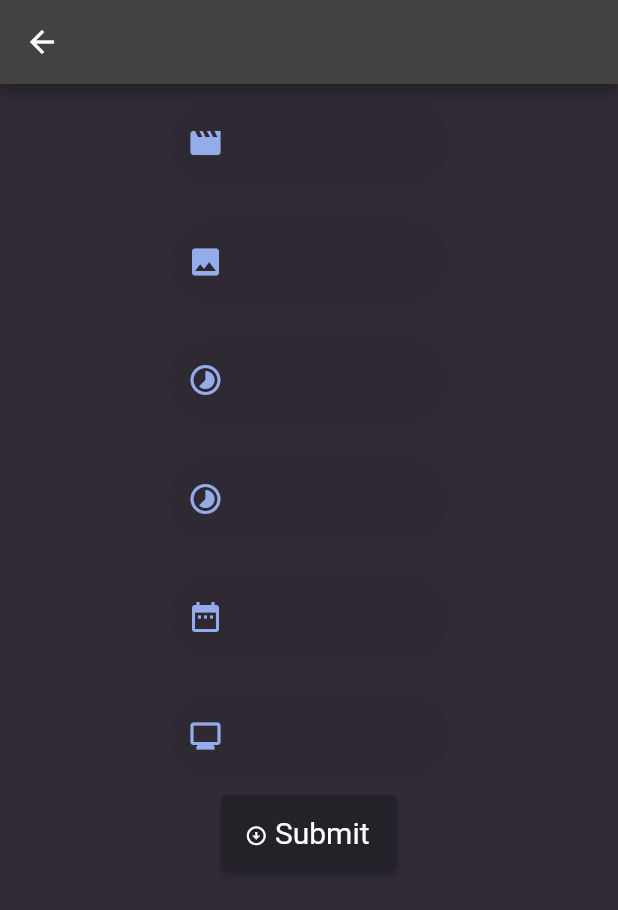
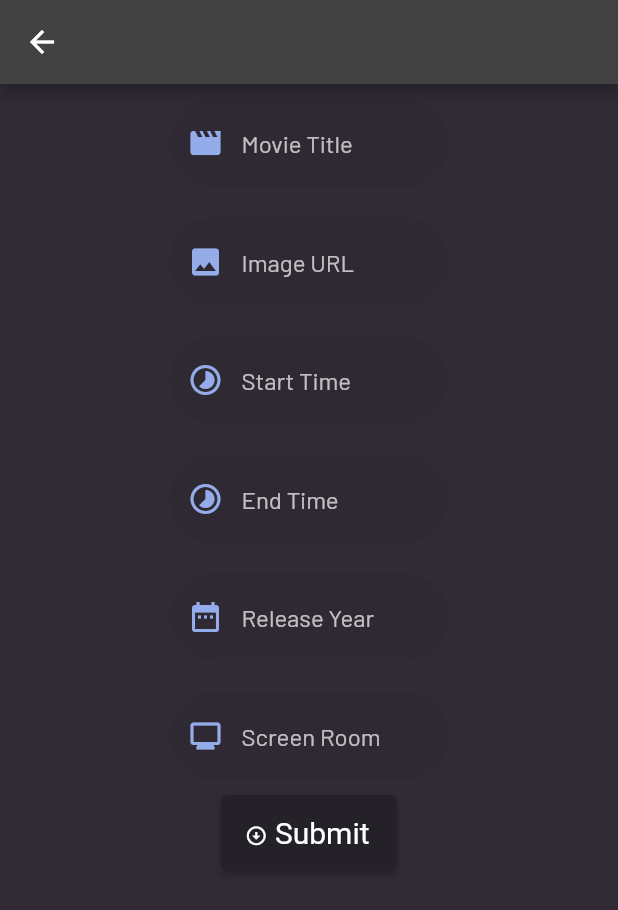
Before and after one commit to Fat7y99/Cinema-Reservation-WE-MAX, a Flutter app: the MovieInsertPage screen opened directly, on a phone screen of 412 x 824 dp. Shown: the top 910 px of the screen. Run offline on Flutter 3.47's test engine with Material 2 defaults, Android fonts, the phone set to English and light mode, and no system bars; our stand-ins replace google_fonts, rflutter_alert.

```diff
--- a/lib/screens/movie_edit.dart
+++ b/lib/screens/movie_edit.dart
@@ -54,6 +54,10 @@ class _MovieEditPageState extends State<MovieEditPage> {
                       // initialValue: title,
                       controller: titleController,
                       decoration: InputDecoration(
+                          hintText: 'Movie Title',
+                          hintStyle: TextStyle(
+                            color: Colors.white70,
+                          ),
                           enabledBorder: OutlineInputBorder(
                             borderSide: BorderSide(color: Colors.transparent),
                             borderRadius: BorderRadius.all(Radius.circular(30)),
@@ -81,6 +85,10 @@ class _MovieEditPageState extends State<MovieEditPage> {
                       // initialValue: imageURL,
                       controller: imageController,
                       decoration: InputDecoration(
+                          hintText: 'Image URL',
+                          hintStyle: TextStyle(
+                            color: Colors.white70,
+                          ),
                           enabledBorder: OutlineInputBorder(
                             borderSide: BorderSide(color: Colors.transparent),
                             borderRadius: BorderRadius.all(Radius.circular(30)),
@@ -108,6 +116,10 @@ class _MovieEditPageState extends State<MovieEditPage> {
                       // initialValue: startTime,
                       controller: startController,
                       decoration: InputDecoration(
+                          hintText: 'Start Time',
+                          hintStyle: TextStyle(
+                            color: Colors.white70,
+                          ),
                           enabledBorder: OutlineInputBorder(
                             borderSide: BorderSide(color: Colors.transparent),
                             borderRadius: BorderRadius.all(Radius.circular(30)),
@@ -135,6 +147,10 @@ class _MovieEditPageState extends State<MovieEditPage> {
                       // initialValue: endTime,
                       controller: endController,
                       decoration: InputDecoration(
+                          hintText: 'End Time',
+                          hintStyle: TextStyle(
+                            color: Colors.white70,
+                          ),
                           enabledBorder: OutlineInputBorder(
                             borderSide: BorderSide(color: Colors.transparent),
                             borderRadius: BorderRadius.all(Radius.circular(30)),
@@ -162,6 +178,10 @@ class _MovieEditPageState extends State<MovieEditPage> {
                       // initialValue: year,
                       controller: dateController,
                       decoration: InputDecoration(
+                          hintText: 'Release Year',
+                          hintStyle: TextStyle(
+                            color: Colors.white70,
+                          ),
                           enabledBorder: OutlineInputBorder(
                             borderSide: BorderSide(color: Colors.transparent),
                             borderRadius: BorderRadius.all(Radius.circular(30)),
@@ -189,6 +209,10 @@ class _MovieEditPageState extends State<MovieEditPage> {
                       // initialValue: screenRoom,
                       controller: screenController,
                       decoration: InputDecoration(
+                          hintText: 'Screen Room',
+                          hintStyle: TextStyle(
+                            color: Colors.white70,
+                          ),
                           enabledBorder: OutlineInputBorder(
                             borderSide: BorderSide(color: Colors.transparent),
                             borderRadius: BorderRadius.all(Radius.circular(30)),
--- a/lib/screens/movie_insert.dart
+++ b/lib/screens/movie_insert.dart
@@ -49,6 +49,10 @@ class _MovieInsertPageState extends State<MovieInsertPage> {
                       // initialValue: title,
                       controller: titleController,
                       decoration: InputDecoration(
+                          hintText: 'Movie Title',
+                          hintStyle: TextStyle(
+                            color: Colors.white70,
+                          ),
                           enabledBorder: OutlineInputBorder(
                             borderSide: BorderSide(color: Colors.transparent),
                             borderRadius: BorderRadius.all(Radius.circular(30)),
@@ -76,6 +80,10 @@ class _MovieInsertPageState extends State<MovieInsertPage> {
                       // initialValue: imageURL,
                       controller: imageController,
                       decoration: InputDecoration(
+                          hintText: 'Image URL',
+                          hintStyle: TextStyle(
+                            color: Colors.white70,
+                          ),
                           enabledBorder: OutlineInputBorder(
                             borderSide: BorderSide(color: Colors.transparent),
                             borderRadius: BorderRadius.all(Radius.circular(30)),
@@ -103,6 +111,10 @@ class _MovieInsertPageState extends State<MovieInsertPage> {
                       // initialValue: startTime,
                       controller: startController,
                       decoration: InputDecoration(
+                          hintText: 'Start Time',
+                          hintStyle: TextStyle(
+                            color: Colors.white70,
+                          ),
                           enabledBorder: OutlineInputBorder(
                             borderSide: BorderSide(color: Colors.transparent),
                             borderRadius: BorderRadius.all(Radius.circular(30)),
@@ -130,6 +142,10 @@ class _MovieInsertPageState extends State<MovieInsertPage> {
                       // initialValue: endTime,
                       controller: endController,
                       decoration: InputDecoration(
+                          hintText: 'End Time',
+                          hintStyle: TextStyle(
+                            color: Colors.white70,
+                          ),
                           enabledBorder: OutlineInputBorder(
                             borderSide: BorderSide(color: Colors.transparent),
                             borderRadius: BorderRadius.all(Radius.circular(30)),
@@ -157,6 +173,10 @@ class _MovieInsertPageState extends State<MovieInsertPage> {
                       // initialValue: year,
                       controller: dateController,
                       decoration: InputDecoration(
+                          hintText: 'Release Year',
+                          hintStyle: TextStyle(
+                            color: Colors.white70,
+                          ),
                           enabledBorder: OutlineInputBorder(
                             borderSide: BorderSide(color: Colors.transparent),
                             borderRadius: BorderRadius.all(Radius.circular(30)),
@@ -184,6 +204,10 @@ class _MovieInsertPageState extends State<MovieInsertPage> {
                       // initialValue: screenRoom,
                       controller: screenController,
                       decoration: InputDecoration(
+                          hintText: 'Screen Room',
+                          hintStyle: TextStyle(
+                            color: Colors.white70,
+                          ),
                           enabledBorder: OutlineInputBorder(
                             borderSide: BorderSide(color: Colors.transparent),
                             borderRadius: BorderRadius.all(Radius.circular(30)),
```
Also changed, not shown: lib/screens/SignupScreen.dart (+6 -7 lines), lib/screens/pay_details.dart (+8 -0 lines).
